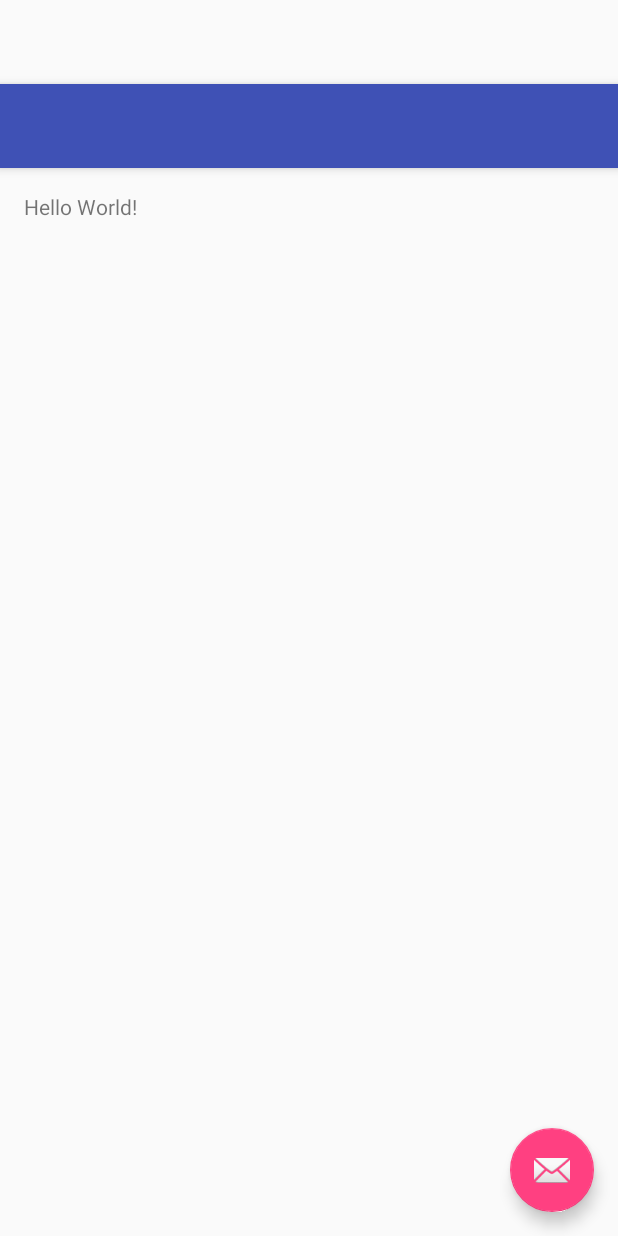
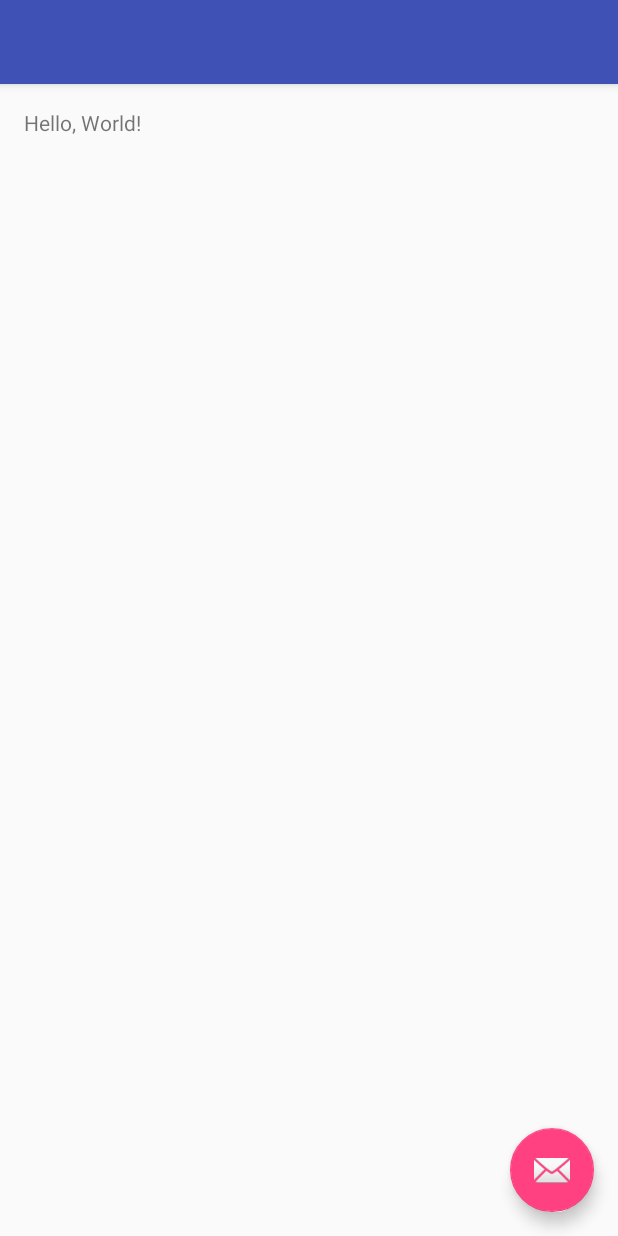
Before and after one commit to itanoss/android-boilerplate, an Android app: the layout activity_main.xml on its own in the app's theme, with its tools: preview values and no code run, on a phone screen of 412 x 824 dp. Run offline under Robolectric (Android 15) with nearby library versions, the phone set to English and light mode, and no system bars.

```diff
--- a/app/src/main/AndroidManifest.xml
+++ b/app/src/main/AndroidManifest.xml
@@ -11,8 +11,7 @@
         android:theme="@style/AppTheme">
         <activity
             android:name=".ui.MainActivity"
-            android:label="@string/app_name"
-            android:theme="@style/AppTheme.NoActionBar">
+            android:label="@string/app_name">
             <intent-filter>
                 <action android:name="android.intent.action.MAIN" />
 
--- a/app/src/main/java/kr/itanoss/androidboilerplate/ApplicationComponent.java
+++ b/app/src/main/java/kr/itanoss/androidboilerplate/ApplicationComponent.java
@@ -1,14 +1,9 @@
 package kr.itanoss.androidboilerplate;
-
-import android.app.Application;
-import android.view.View;
 
 import javax.inject.Singleton;
 
 import dagger.Component;
-import kr.itanoss.androidboilerplate.service.Toaster;
 import kr.itanoss.androidboilerplate.ui.MainActivity;
-import kr.itanoss.androidboilerplate.ui.MainActivityFragment;
 
 @Singleton
 @Component(modules = DemoApplicationModule.class)
@@ -17,5 +12,4 @@ public interface ApplicationComponent {
     void inject(DemoApplication application);
 
     void inject(MainActivity activity);
-    void inject(MainActivityFragment fragment);
 }
--- a/app/src/main/java/kr/itanoss/androidboilerplate/ui/MainActivityFragment.java
+++ /dev/null
@@ -1,58 +0,0 @@
-package kr.itanoss.androidboilerplate.ui;
-
-import android.support.v4.app.Fragment;
-import android.os.Bundle;
-import android.view.LayoutInflater;
-import android.view.View;
-import android.view.ViewGroup;
-
-import javax.inject.Inject;
-
-import butterknife.ButterKnife;
-import butterknife.OnClick;
-import butterknife.Unbinder;
-import kr.itanoss.androidboilerplate.DemoApplication;
-import kr.itanoss.androidboilerplate.R;
-import kr.itanoss.androidboilerplate.service.Toaster;
-
-/**
- * A placeholder fragment containing a simple view.
- */
-public class MainActivityFragment extends Fragment {
-
-    @Inject
-    Toaster toaster;
-    private Unbinder unbinder;
-
-    @Override
-    public void onActivityCreated(Bundle savedInstanceState) {
-        super.onActivityCreated(savedInstanceState);
-
-        // DI with dagger
-        ((DemoApplication)getActivity().getApplication()).getComponent().inject(this);
-    }
-
-    @Override
-    public View onCreateView(LayoutInflater inflater, ViewGroup container,
-                             Bundle savedInstanceState) {
-        final View view = inflater.inflate(R.layout.fragment_main, container, false);
-
-        // DI with butterknife
-        unbinder = ButterKnife.bind(this, view);
-
-        return view;
-    }
-
-    @Override
-    public void onDestroyView() {
-        super.onDestroyView();
-
-        // BINDING RESET: Fragments have a different view lifecycle than activities. When binding a fragment in onCreateView, set the views to null in onDestroyView. Butter Knife has an unbind method to do this automatically.
-        unbinder.unbind();
-    }
-
-    @OnClick(R.id.hello_world)
-    public void clicked() {
-        toaster.show("This is message of dependency in fragment.");
-    }
-}
--- a/app/src/main/res/layout/activity_main.xml
+++ b/app/src/main/res/layout/activity_main.xml
@@ -5,7 +5,7 @@
     android:layout_width="match_parent"
     android:layout_height="match_parent"
     android:fitsSystemWindows="true"
-    tools:context=".ui.MainActivity">
+    tools:context="ui.MainActivity">
 
     <android.support.design.widget.AppBarLayout
         android:layout_width="match_parent"
@@ -29,6 +29,6 @@
         android:layout_height="wrap_content"
         android:layout_gravity="bottom|end"
         android:layout_margin="@dimen/fab_margin"
-        android:src="@android:drawable/ic_dialog_email" />
+        app:srcCompat="@android:drawable/ic_dialog_email" />
 
 </android.support.design.widget.CoordinatorLayout>
--- a/app/src/main/res/layout/content_main.xml
+++ b/app/src/main/res/layout/content_main.xml
@@ -1,9 +1,21 @@
-<fragment xmlns:android="http://schemas.android.com/apk/res/android"
+<?xml version="1.0" encoding="utf-8"?>
+<RelativeLayout xmlns:android="http://schemas.android.com/apk/res/android"
     xmlns:app="http://schemas.android.com/apk/res-auto"
     xmlns:tools="http://schemas.android.com/tools"
-    android:id="@+id/fragment"
-    android:name="kr.itanoss.androidboilerplate.ui.MainActivityFragment"
+    android:id="@+id/content_main2"
     android:layout_width="match_parent"
     android:layout_height="match_parent"
+    android:paddingBottom="@dimen/activity_vertical_margin"
+    android:paddingLeft="@dimen/activity_horizontal_margin"
+    android:paddingRight="@dimen/activity_horizontal_margin"
+    android:paddingTop="@dimen/activity_vertical_margin"
     app:layout_behavior="@string/appbar_scrolling_view_behavior"
-    tools:layout="@layout/fragment_main" />
+    tools:context=".ui.MainActivity"
+    tools:showIn="@layout/activity_main">
+
+    <TextView android:id="@+id/hello_world"
+        android:layout_width="wrap_content"
+        android:layout_height="wrap_content"
+        android:text="Hello, World!"
+        />
+</RelativeLayout>
--- a/app/src/main/res/layout/fragment_main.xml
+++ /dev/null
@@ -1,18 +0,0 @@
-<RelativeLayout xmlns:android="http://schemas.android.com/apk/res/android"
-    xmlns:tools="http://schemas.android.com/tools"
-    android:layout_width="match_parent"
-    android:layout_height="match_parent"
-    android:paddingBottom="@dimen/activity_vertical_margin"
-    android:paddingLeft="@dimen/activity_horizontal_margin"
-    android:paddingRight="@dimen/activity_horizontal_margin"
-    android:paddingTop="@dimen/activity_vertical_margin"
-    tools:context=".ui.MainActivityFragment"
-    tools:showIn="@layout/activity_main">
-
-    <TextView
-        android:id="@+id/hello_world"
-        android:layout_width="wrap_content"
-        android:layout_height="wrap_content"
-        android:text="Hello World!" />
-
-</RelativeLayout>
--- a/app/src/main/res/values-v21/styles.xml
+++ b/app/src/main/res/values-v21/styles.xml
@@ -1,9 +1,2 @@
-<resources>>
-
-    <style name="AppTheme.NoActionBar">
-        <item name="windowActionBar">false</item>
-        <item name="windowNoTitle">true</item>
-        <item name="android:windowDrawsSystemBarBackgrounds">true</item>
-        <item name="android:statusBarColor">@android:color/transparent</item>
-    </style>
+<resources>
 </resources>
--- a/app/src/main/res/values/styles.xml
+++ b/app/src/main/res/values/styles.xml
@@ -1,16 +1,11 @@
 <resources>
 
     <!-- Base application theme. -->
-    <style name="AppTheme" parent="Theme.AppCompat.Light.DarkActionBar">
+    <style name="AppTheme" parent="Theme.AppCompat.Light.NoActionBar">
         <!-- Customize your theme here. -->
         <item name="colorPrimary">@color/colorPrimary</item>
         <item name="colorPrimaryDark">@color/colorPrimaryDark</item>
         <item name="colorAccent">@color/colorAccent</item>
-    </style>
-
-    <style name="AppTheme.NoActionBar">
-        <item name="windowActionBar">false</item>
-        <item name="windowNoTitle">true</item>
     </style>
 
     <style name="AppTheme.AppBarOverlay" parent="ThemeOverlay.AppCompat.Dark.ActionBar" />
```
Also changed, not shown: app/build.gradle (+4 -6 lines), app/src/main/java/kr/itanoss/androidboilerplate/ui/MainActivity.java (+7 -8 lines), 1 other file.
